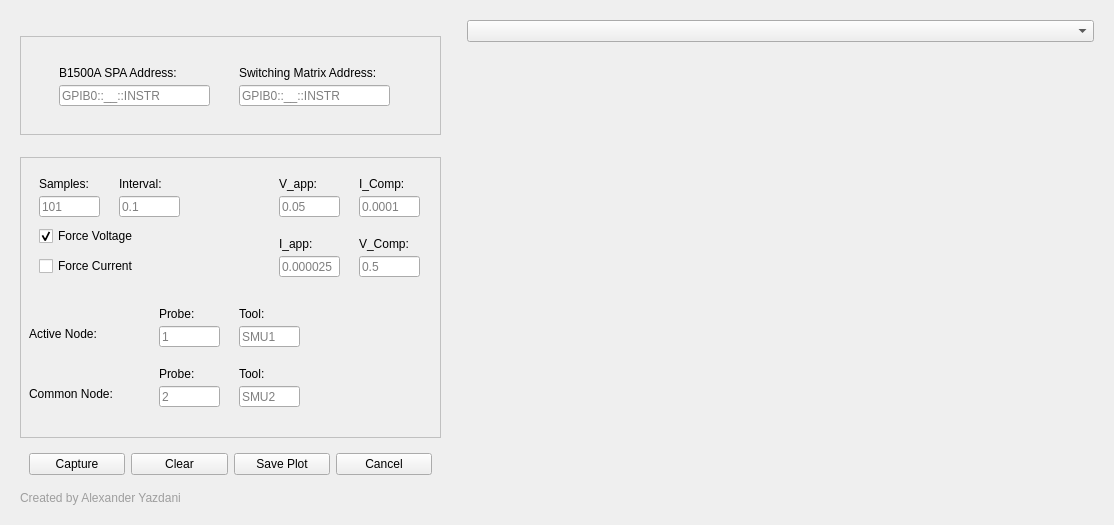
Above: DC_Sampling_GUI_2Probe_backend.ui from Alexyazdani/GUI_Testing before the change. Below: the same form after it.
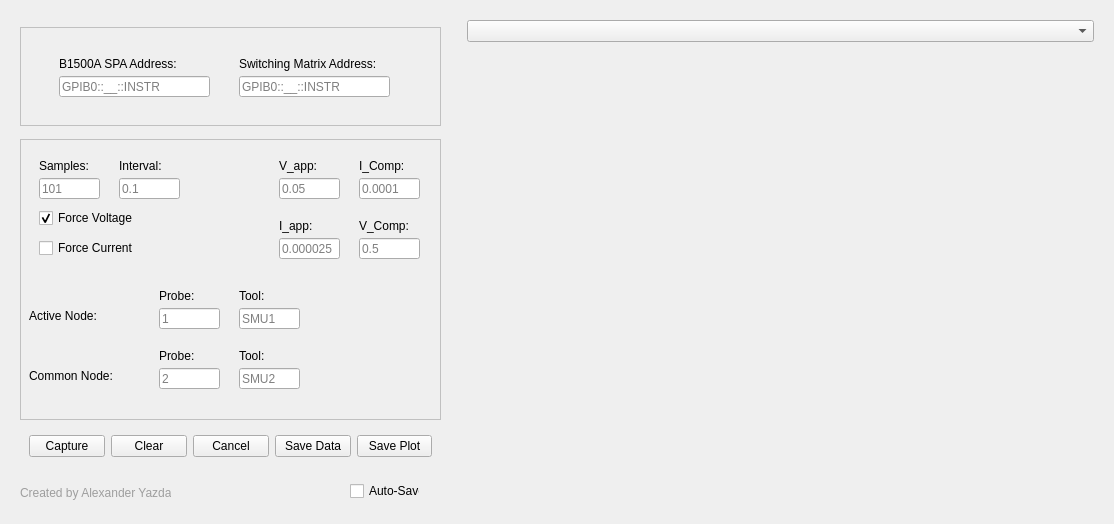
That is the form after the change.

The edit to the form file:
```diff
--- a/DC_Sampling_GUI_2Probe_backend.ui
+++ b/DC_Sampling_GUI_2Probe_backend.ui
@@ -7,7 +7,7 @@
     <x>0</x>
     <y>0</y>
     <width>1114</width>
-    <height>525</height>
+    <height>524</height>
    </rect>
   </property>
   <property name="windowTitle">
@@ -540,13 +540,6 @@
            </property>
           </widget>
          </item>
-         <item>
-          <widget class="QPushButton" name="save_button">
-           <property name="text">
-            <string>Save Plot</string>
-           </property>
-          </widget>
-         </item>
          <item>
           <widget class="QPushButton" name="cancel_button">
            <property name="text">
@@ -554,6 +547,20 @@
            </property>
           </widget>
          </item>
+         <item>
+          <widget class="QPushButton" name="save_data_button">
+           <property name="text">
+            <string>Save Data</string>
+           </property>
+          </widget>
+         </item>
+         <item>
+          <widget class="QPushButton" name="save_button">
+           <property name="text">
+            <string>Save Plot</string>
+           </property>
+          </widget>
+         </item>
         </layout>
        </widget>
       </item>
@@ -571,7 +578,22 @@
        </spacer>
       </item>
       <item>
+       <widget class="QWidget" name="widget_7" native="true">
+        <property name="minimumSize">
+         <size>
+          <width>411</width>
+          <height>31</height>
+         </size>
+        </property>
        <widget class="QLabel" name="name_label">
+         <property name="geometry">
+          <rect>
+           <x>0</x>
+           <y>10</y>
+           <width>151</width>
+           <height>20</height>
+          </rect>
+         </property>
         <property name="styleSheet">
          <string notr="true">font: 75 8pt &quot;Myanmar Text&quot;;
 color: rgb(158, 158, 158);
@@ -580,6 +602,20 @@
         <property name="text">
          <string>Created by Alexander Yazdani</string>
         </property>
+        </widget>
+        <widget class="QCheckBox" name="save_checkBox">
+         <property name="geometry">
+          <rect>
+           <x>330</x>
+           <y>8</y>
+           <width>70</width>
+           <height>20</height>
+          </rect>
+         </property>
+         <property name="text">
+          <string>Auto-Save</string>
+         </property>
+        </widget>
        </widget>
       </item>
      </layout>
```
Lines whose indentation alone changed are shown as unchanged.
